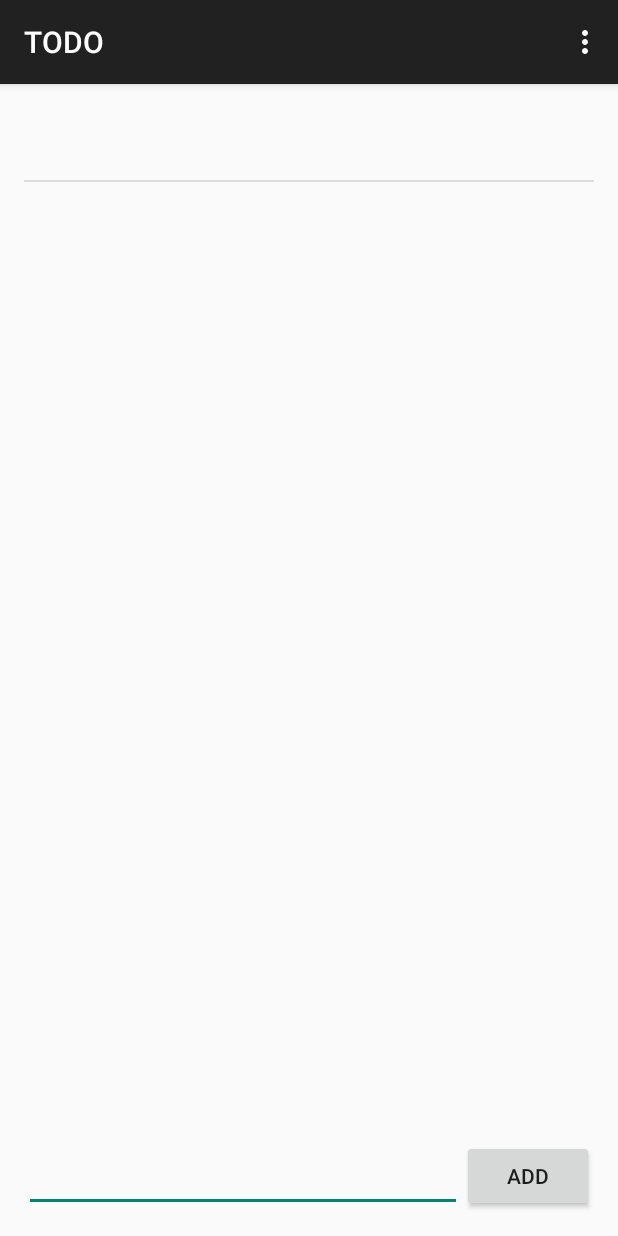
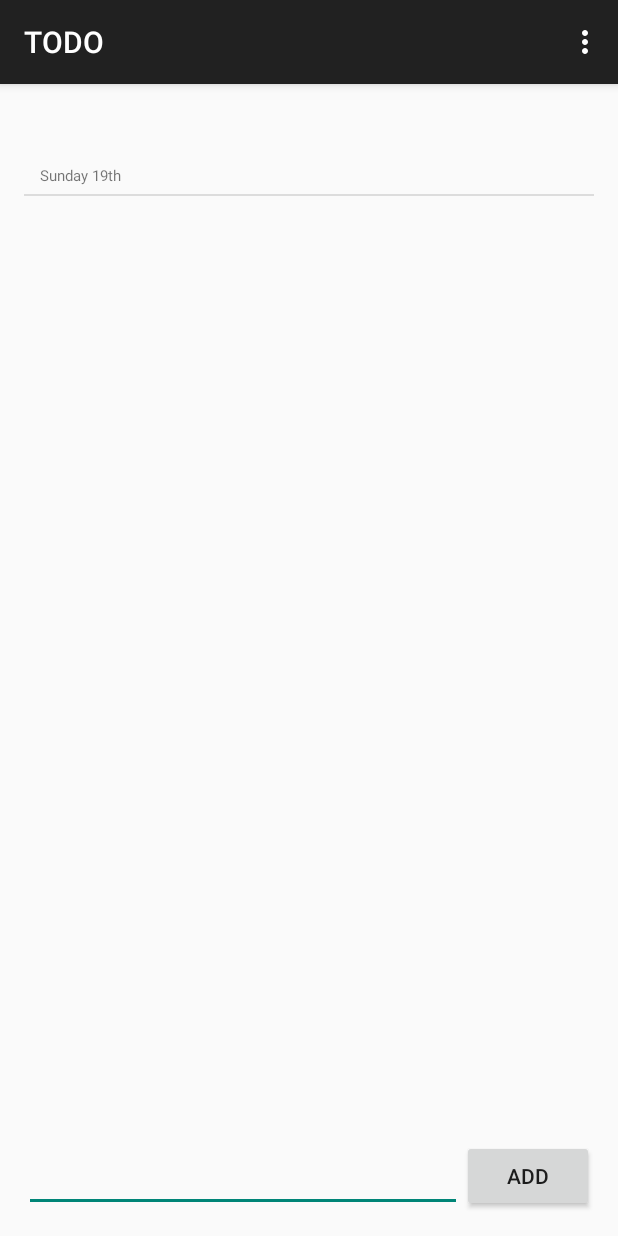
Before and after one commit to TomHarte/AndroidTODOList, an Android app: the screen it shows after launch (MainActivity), after a tap on "ADD", on a phone screen of 412 x 824 dp. Run offline under Robolectric (Android 15) with nearby library versions, the phone set to English and light mode, and no system bars.

Commit message:
Switched to using a cutom adaptor and a custom layout for todo items. This adaptor takes the todo list directly and interacts through its non-private array exposing methods so that's a design issue resolved. It will allow me to bring in per-event dates.

```diff
--- /dev/null
+++ b/app/src/main/java/com/thomasharte/com/thomasharte/adaptor/TodoItemListAdaptor.java
@@ -0,0 +1,63 @@
+package com.thomasharte.com.thomasharte.adaptor;
+
+import android.content.Context;
+import android.view.LayoutInflater;
+import android.view.View;
+import android.view.ViewGroup;
+import android.widget.BaseAdapter;
+import android.widget.TextView;
+
+import com.thomasharte.model.TodoItem;
+import com.thomasharte.model.TodoList;
+import com.thomasharte.todo.R;
+
+/**
+ * Created by thomasharte on 16/07/2014.
+ */
+public class TodoItemListAdaptor extends BaseAdapter {
+
+    private TodoList todoList;
+    private Context context;
+
+    public TodoItemListAdaptor (Context context, TodoList todoList) {
+        super();
+        this.todoList = todoList;
+        this.context = context;
+    }
+
+    // Translates a particular `BoxOfficeMovie` given a position
+    // into a relevant row within an AdapterView
+    @Override
+    public View getView(int position, View convertView, ViewGroup parent) {
+        // Get the data item for this position
+        String item = todoList.getItem(position);
+        // Check if an existing view is being reused, otherwise inflate the view
+        if (convertView == null) {
+            LayoutInflater inflater = LayoutInflater.from(context);
+            convertView = inflater.inflate(R.layout.item_todo_item, parent, false);
+        }
+        // Lookup views within item layout
+        TextView description = (TextView) convertView.findViewById(R.id.description);
+        TextView date = (TextView) convertView.findViewById(R.id.date);
+
+        // Populate the data into the template view using the data object
+        description.setText(item);
+        // Return the completed view to render on screen
+        return convertView;
+    }
+
+    public int getCount()
+    {
+        return todoList.getCount();
+    }
+
+    public Object getItem(int position)
+    {
+        return position;
+    }
+
+    public long getItemId(int position)
+    {
+        return position;
+    }
+}
--- a/app/src/main/java/com/thomasharte/model/TodoList.java
+++ b/app/src/main/java/com/thomasharte/model/TodoList.java
@@ -85,14 +85,6 @@ public class TodoList extends SQLiteOpenHelper {
         }
     }
 
-    // this is where the data encapsulation falls off a cliff; despite
-    // asking that external actors use our add, remove and set, the
-    // direct array is exposed. That's because I'm inexperienced at
-    // dealing with adaptors and was unsure what else to do
-    public ArrayList<String> getItems() {
-        return items;
-    }
-
     // the following are what would be used in totality were proper
     // data encapsulation being applied; they vend, add and update
     // items, ensuring a write to disk when necessary
@@ -114,4 +106,8 @@ public class TodoList extends SQLiteOpenHelper {
         items.set(index, item);
         saveItems();
     }
+
+    public int getCount() {
+        return items.size();
+    }
 }
--- a/app/src/main/java/com/thomasharte/view/MainActivity.java
+++ b/app/src/main/java/com/thomasharte/view/MainActivity.java
@@ -11,13 +11,14 @@ import android.widget.ArrayAdapter;
 import android.widget.EditText;
 import android.widget.ListView;
 
+import com.thomasharte.com.thomasharte.adaptor.TodoItemListAdaptor;
 import com.thomasharte.model.TodoList;
 import com.thomasharte.todo.R;
 
 
 public class MainActivity extends ActionBarActivity {
 
-    ArrayAdapter<String> itemsAdaptor;
+    TodoItemListAdaptor itemsAdaptor;
     ListView lvItems;
     TodoList todoList;  // see notes below about factored out model; probably it wasn't
                         // the ideal thing to do
@@ -40,7 +41,7 @@ public class MainActivity extends ActionBarActivity {
 
         // get the list view, create a suitable adaptor and gift it
         lvItems = (ListView)findViewById(R.id.lvItems);
-        itemsAdaptor = new ArrayAdapter<String>(this, android.R.layout.simple_list_item_1, todoList.getItems());
+        itemsAdaptor = new TodoItemListAdaptor(this, todoList);
         lvItems.setAdapter(itemsAdaptor);
 
         // set up our two listening actions
@@ -73,7 +74,7 @@ public class MainActivity extends ActionBarActivity {
                             // I've used the position as the request code; all the documentation
                             // says is "If >= 0, this code will be returned in onActivityResult()
                             // when the activity exits." so I'm not sure this is abuse but it's
-                            // probably debateable
+                            // probably debatable
                     }
                 };
         lvItems.setOnItemClickListener(clickListener);
--- /dev/null
+++ b/app/src/main/res/layout/item_todo_item.xml
@@ -0,0 +1,25 @@
+<RelativeLayout xmlns:android="http://schemas.android.com/apk/res/android"
+    android:layout_width="match_parent"
+    android:layout_height="match_parent"
+    android:padding="5dp" >
+
+    <TextView
+        android:id="@+id/description"
+        android:layout_width="wrap_content"
+        android:layout_height="wrap_content"
+        android:layout_alignParentTop="true"
+        android:layout_marginLeft="5dp"
+        android:layout_toRightOf="@+id/ivPosterImage"
+        android:text="Go to Cleaners"
+        android:textSize="24sp" />
+
+    <TextView
+        android:id="@+id/date"
+        android:layout_width="wrap_content"
+        android:layout_height="wrap_content"
+        android:layout_alignLeft="@+id/description"
+        android:layout_below="@+id/description"
+        android:text="Sunday 19th"
+        android:textSize="10sp" />
+
+</RelativeLayout>
```
